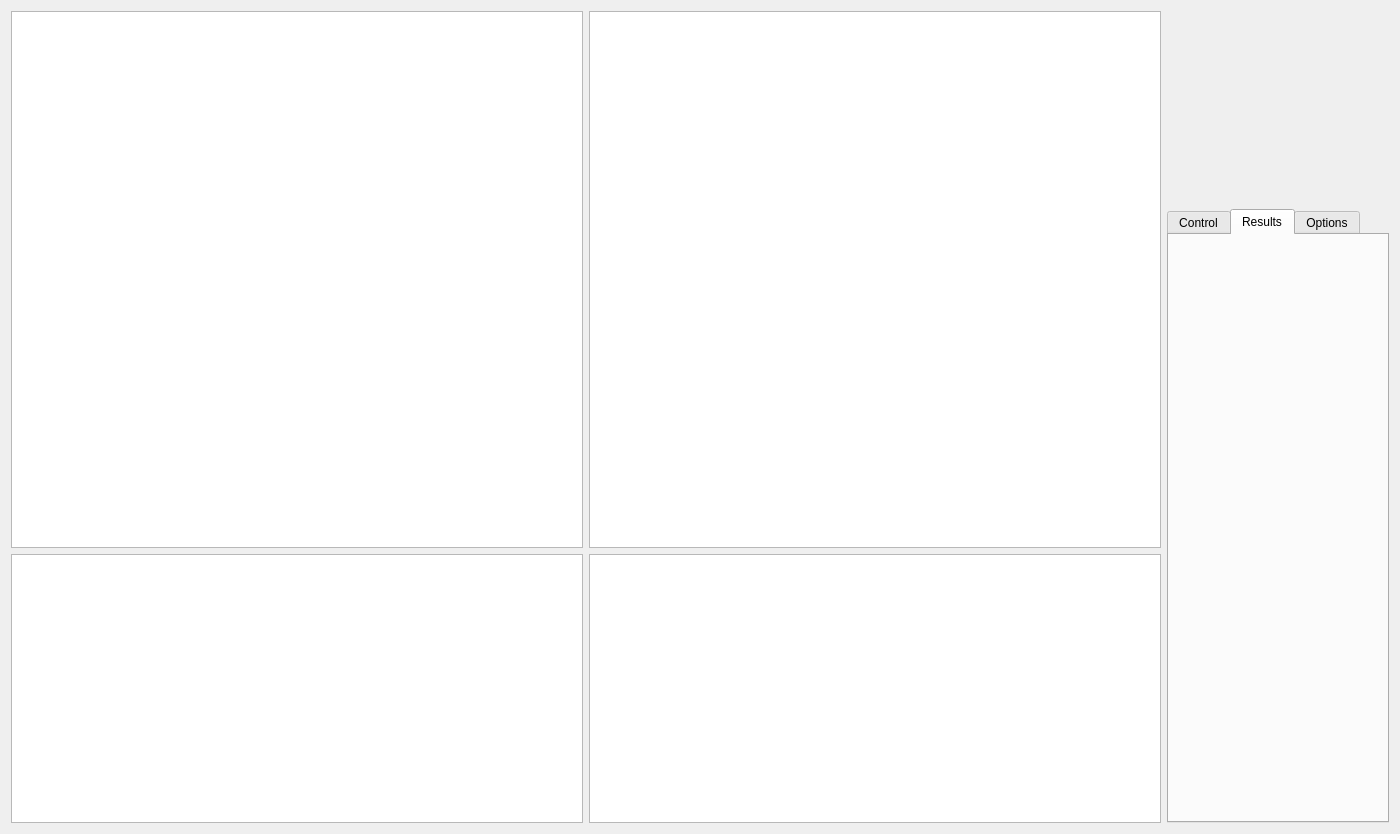
First picture: the form in TDCT_correlation.ui, repository coraxx/3DCT, before the edit.
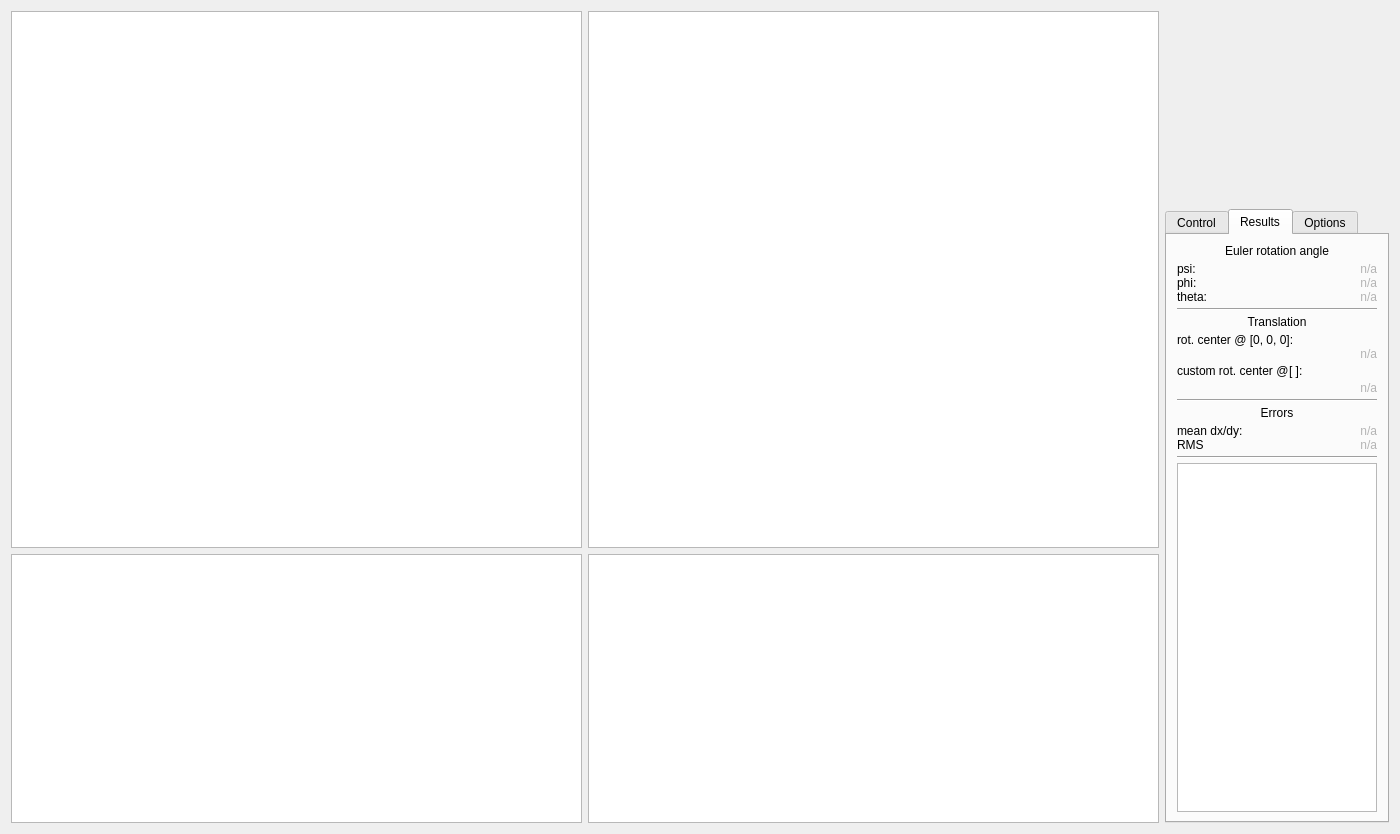
Second picture: the form after the edit. The open tabs and pages were chosen to show the change. Custom widgets are drawn as their Qt base class.

Commit message: - added result panel (with data population after correlation) - changed coloring

Patch:
```diff
--- a/TDCT_correlation.ui
+++ b/TDCT_correlation.ui
@@ -438,6 +438,302 @@
         <attribute name="title">
          <string>Results</string>
         </attribute>
+        <layout class="QVBoxLayout" name="verticalLayout_4">
+         <property name="spacing">
+          <number>4</number>
+         </property>
+         <property name="leftMargin">
+          <number>10</number>
+         </property>
+         <property name="rightMargin">
+          <number>10</number>
+         </property>
+         <item>
+          <widget class="QLabel" name="label_2">
+           <property name="text">
+            <string>Euler rotation angle</string>
+           </property>
+           <property name="alignment">
+            <set>Qt::AlignCenter</set>
+           </property>
+          </widget>
+         </item>
+         <item>
+          <layout class="QVBoxLayout" name="verticalLayout_5">
+           <property name="spacing">
+            <number>0</number>
+           </property>
+           <item>
+            <layout class="QHBoxLayout" name="horizontalLayout_10">
+             <item>
+              <widget class="QLabel" name="label_9">
+               <property name="text">
+                <string>psi:</string>
+               </property>
+              </widget>
+             </item>
+             <item>
+              <widget class="QLabel" name="label_psi">
+               <property name="styleSheet">
+                <string notr="true">color: rgb(180, 180, 180);</string>
+               </property>
+               <property name="text">
+                <string>n/a</string>
+               </property>
+               <property name="alignment">
+                <set>Qt::AlignRight|Qt::AlignTrailing|Qt::AlignVCenter</set>
+               </property>
+              </widget>
+             </item>
+            </layout>
+           </item>
+           <item>
+            <layout class="QHBoxLayout" name="horizontalLayout_11">
+             <item>
+              <widget class="QLabel" name="label_11">
+               <property name="text">
+                <string>phi:</string>
+               </property>
+              </widget>
+             </item>
+             <item>
+              <widget class="QLabel" name="label_phi">
+               <property name="styleSheet">
+                <string notr="true">color: rgb(180, 180, 180);</string>
+               </property>
+               <property name="text">
+                <string>n/a</string>
+               </property>
+               <property name="alignment">
+                <set>Qt::AlignRight|Qt::AlignTrailing|Qt::AlignVCenter</set>
+               </property>
+              </widget>
+             </item>
+            </layout>
+           </item>
+           <item>
+            <layout class="QHBoxLayout" name="horizontalLayout_8">
+             <item>
+              <widget class="QLabel" name="label_13">
+               <property name="text">
+                <string>theta:</string>
+               </property>
+              </widget>
+             </item>
+             <item>
+              <widget class="QLabel" name="label_theta">
+               <property name="styleSheet">
+                <string notr="true">color: rgb(180, 180, 180);</string>
+               </property>
+               <property name="text">
+                <string>n/a</string>
+               </property>
+               <property name="alignment">
+                <set>Qt::AlignRight|Qt::AlignTrailing|Qt::AlignVCenter</set>
+               </property>
+              </widget>
+             </item>
+            </layout>
+           </item>
+          </layout>
+         </item>
+         <item>
+          <widget class="Line" name="line_2">
+           <property name="orientation">
+            <enum>Qt::Horizontal</enum>
+           </property>
+          </widget>
+         </item>
+         <item>
+          <widget class="QLabel" name="label_7">
+           <property name="text">
+            <string>Translation</string>
+           </property>
+           <property name="alignment">
+            <set>Qt::AlignCenter</set>
+           </property>
+          </widget>
+         </item>
+         <item>
+          <layout class="QVBoxLayout" name="verticalLayout_6">
+           <property name="spacing">
+            <number>0</number>
+           </property>
+           <item>
+            <widget class="QLabel" name="label_15">
+             <property name="text">
+              <string>rot. center @ [0, 0, 0]:</string>
+             </property>
+             <property name="wordWrap">
+              <bool>false</bool>
+             </property>
+            </widget>
+           </item>
+           <item>
+            <widget class="QLabel" name="label_translation">
+             <property name="styleSheet">
+              <string notr="true">color: rgb(180, 180, 180);</string>
+             </property>
+             <property name="text">
+              <string>n/a</string>
+             </property>
+             <property name="alignment">
+              <set>Qt::AlignRight|Qt::AlignTrailing|Qt::AlignVCenter</set>
+             </property>
+            </widget>
+           </item>
+           <item>
+            <layout class="QHBoxLayout" name="horizontalLayout_13">
+             <item>
+              <widget class="QLabel" name="label_21">
+               <property name="text">
+                <string>custom rot. center @</string>
+               </property>
+              </widget>
+             </item>
+             <item>
+              <widget class="QLabel" name="label_custom_rot_center">
+               <property name="text">
+                <string>[ ]</string>
+               </property>
+              </widget>
+             </item>
+             <item>
+              <widget class="QLabel" name="label_12">
+               <property name="text">
+                <string>:</string>
+               </property>
+              </widget>
+             </item>
+             <item>
+              <spacer name="horizontalSpacer">
+               <property name="orientation">
+                <enum>Qt::Horizontal</enum>
+               </property>
+               <property name="sizeHint" stdset="0">
+                <size>
+                 <width>40</width>
+                 <height>20</height>
+                </size>
+               </property>
+              </spacer>
+             </item>
+            </layout>
+           </item>
+           <item>
+            <widget class="QLabel" name="label_translation_custom_rot">
+             <property name="styleSheet">
+              <string notr="true">color: rgb(180, 180, 180);</string>
+             </property>
+             <property name="text">
+              <string>n/a</string>
+             </property>
+             <property name="alignment">
+              <set>Qt::AlignRight|Qt::AlignTrailing|Qt::AlignVCenter</set>
+             </property>
+            </widget>
+           </item>
+          </layout>
+         </item>
+         <item>
+          <widget class="Line" name="line_3">
+           <property name="orientation">
+            <enum>Qt::Horizontal</enum>
+           </property>
+          </widget>
+         </item>
+         <item>
+          <widget class="QLabel" name="label_8">
+           <property name="text">
+            <string>Errors</string>
+           </property>
+           <property name="alignment">
+            <set>Qt::AlignCenter</set>
+           </property>
+          </widget>
+         </item>
+         <item>
+          <layout class="QVBoxLayout" name="verticalLayout_7">
+           <property name="spacing">
+            <number>0</number>
+           </property>
+           <item>
+            <layout class="QHBoxLayout" name="horizontalLayout_14">
+             <item>
+              <widget class="QLabel" name="label_17">
+               <property name="text">
+                <string>mean dx/dy:</string>
+               </property>
+               <property name="wordWrap">
+                <bool>false</bool>
+               </property>
+              </widget>
+             </item>
+             <item>
+              <widget class="QLabel" name="label_meandxdy">
+               <property name="styleSheet">
+                <string notr="true">color: rgb(180, 180, 180);</string>
+               </property>
+               <property name="text">
+                <string>n/a</string>
+               </property>
+               <property name="alignment">
+                <set>Qt::AlignRight|Qt::AlignTrailing|Qt::AlignVCenter</set>
+               </property>
+              </widget>
+             </item>
+            </layout>
+           </item>
+           <item>
+            <layout class="QHBoxLayout" name="horizontalLayout_15">
+             <item>
+              <widget class="QLabel" name="label_19">
+               <property name="text">
+                <string>RMS</string>
+               </property>
+               <property name="wordWrap">
+                <bool>false</bool>
+               </property>
+              </widget>
+             </item>
+             <item>
+              <widget class="QLabel" name="label_rms">
+               <property name="styleSheet">
+                <string notr="true">color: rgb(180, 180, 180);</string>
+               </property>
+               <property name="text">
+                <string>n/a</string>
+               </property>
+               <property name="alignment">
+                <set>Qt::AlignRight|Qt::AlignTrailing|Qt::AlignVCenter</set>
+               </property>
+              </widget>
+             </item>
+            </layout>
+           </item>
+          </layout>
+         </item>
+         <item>
+          <widget class="Line" name="line_4">
+           <property name="orientation">
+            <enum>Qt::Horizontal</enum>
+           </property>
+          </widget>
+         </item>
+         <item>
+          <widget class="QTableView" name="tableView">
+           <property name="maximumSize">
+            <size>
+             <width>200</width>
+             <height>16777215</height>
+            </size>
+           </property>
+           <property name="layoutDirection">
+            <enum>Qt::LeftToRight</enum>
+           </property>
+          </widget>
+         </item>
+        </layout>
        </widget>
        <widget class="QWidget" name="options">
         <attribute name="title">
```
Left out of the diff: 143 changed lines with no effect on the pictures. The commit also changes 3 other files.
